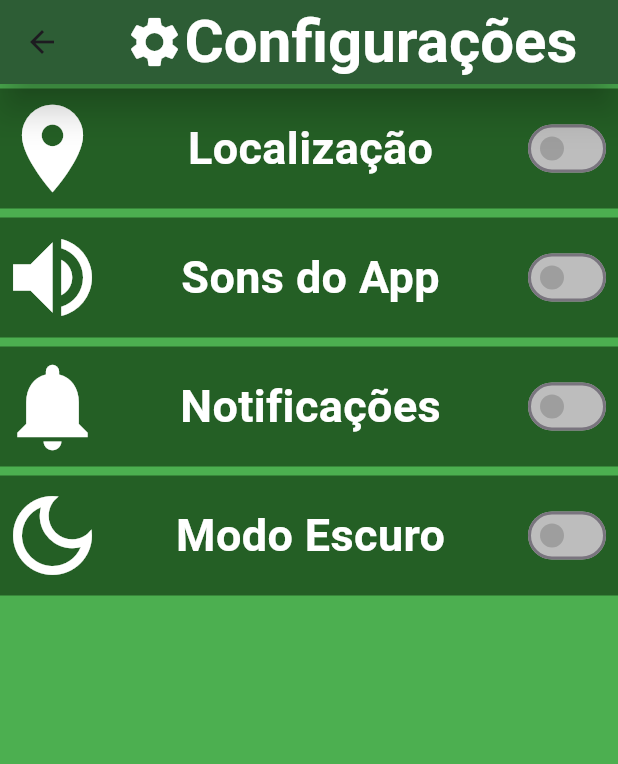
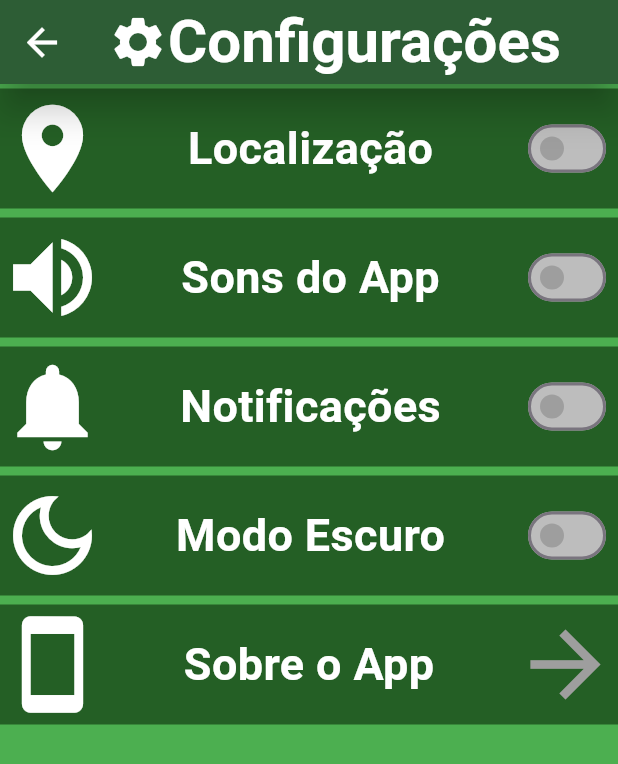
Before and after one commit to Eduardo-Resende/Coleta-Certa, a Flutter app: the screen it shows after launch, after a tap on the "account circle" icon, on a phone screen of 412 x 824 dp. Shown: the top 764 px of the screen. Run offline on Flutter 3.47's test engine with Material 3 defaults, Android fonts, the light colour scheme and no system bars; Roboto replaces fonts that are missing (cursive).

Commit message:
Adicionando classe separada para mudar te tela sem precisar recriar a função e criado tela sobre o app

```diff
--- a/lib/screens/config_screen.dart
+++ b/lib/screens/config_screen.dart
@@ -1,4 +1,7 @@
+import 'package:coleta_certa/screens/about_the_app_screen.dart';
 import 'package:coleta_certa/ui/config_item.dart';
+import 'package:coleta_certa/ui/config_navegator.dart';
+import 'package:coleta_certa/ui/navigate_screen.dart';
 import 'package:flutter/material.dart';
 
 class ConfigScreen extends StatelessWidget {
@@ -6,13 +9,18 @@ class ConfigScreen extends StatelessWidget {
 
   @override
   Widget build(BuildContext context) {
+    final NavigateScreen navigateScreen = NavigateScreen();
     return Scaffold(
       appBar: AppBar(
         backgroundColor: const Color.fromARGB(255, 36, 95, 37),
         shadowColor: Colors.black,
         elevation: 10,
+        leading: IconButton(
+          icon: Icon(Icons.arrow_back, color: Colors.white, size: 30),
+          onPressed: () => Navigator.pop(context),
+        ),
+        centerTitle: true,
         title: Row(
-          mainAxisAlignment: MainAxisAlignment.center,
           children: [
             Icon(Icons.settings, color: Colors.white, size: 40),
             Text(
@@ -34,10 +42,19 @@ class ConfigScreen extends StatelessWidget {
             ConfigItem(icon: Icons.location_on, text: 'Localização'),
             ConfigItem(icon: Icons.volume_up, text: 'Sons do App'),
             ConfigItem(icon: Icons.notifications, text: 'Notificações'),
-            ConfigItem(icon: Icons.dark_mode_outlined, text: "Modo Escuro")
+            ConfigItem(icon: Icons.dark_mode_outlined, text: "Modo Escuro"),
+            ConfigNavegator(
+              icon: Icons.smartphone,
+              text: "Sobre o App",
+              onTap: () => navigateScreen.changeScreen(context, AboutTheAppScreen()),
+            ),
           ],
         ),
       ),
     );
   }
+
+  changeScreen(BuildContext context, Widget screen) {
+    Navigator.push(context, MaterialPageRoute(builder: (_) => screen));
+  }
 }
--- a/lib/screens/main_screen.dart
+++ b/lib/screens/main_screen.dart
@@ -1,4 +1,5 @@
 import 'package:coleta_certa/screens/config_screen.dart';
+import 'package:coleta_certa/ui/navigate_screen.dart';
 import 'package:flutter/material.dart';
 
 class MainScreen extends StatefulWidget {
@@ -11,6 +12,7 @@ class MainScreen extends StatefulWidget {
 class _MainScreenState extends State<MainScreen> {
   @override
   Widget build(BuildContext context) {
+    final NavigateScreen navigateScreen = NavigateScreen();
     return Scaffold(
       appBar: AppBar(
         backgroundColor: Colors.white,
@@ -41,7 +43,7 @@ class _MainScreenState extends State<MainScreen> {
             IconButton(
               padding: EdgeInsets.zero,
               constraints: BoxConstraints(),
-              onPressed: () => changeScreen(1),
+              onPressed: () => navigateScreen.changeScreen(context, ConfigScreen()),
               icon: Icon(Icons.account_circle, color: Colors.green, size: 50),
             ),
           ],
@@ -116,15 +118,4 @@ class _MainScreenState extends State<MainScreen> {
       ),
     );
   }
-
-  changeScreen(int n){
-    switch (n) {
-      case 1:
-        Navigator.push(context, MaterialPageRoute(builder: (_) => ConfigScreen()));
-      break;
-      default:
-    }
-
-  }
-
 }
--- /dev/null
+++ b/lib/ui/config_navegator.dart
@@ -0,0 +1,46 @@
+import 'package:flutter/material.dart';
+
+class ConfigNavegator extends StatelessWidget {
+  final IconData icon;
+  final String text;
+  final VoidCallback onTap;
+
+  const ConfigNavegator({
+    super.key,
+    required this.onTap,
+    required this.icon,
+    required this.text,
+  });
+
+  @override
+  Widget build(BuildContext context) {
+    return Padding(
+      padding: const EdgeInsets.symmetric(vertical: 3.0),
+        child: InkWell(
+          onTap: onTap,
+          child: Container(
+            color: const Color.fromARGB(255, 36, 95, 37),
+            height: 80,
+            child: Row(
+              children: [
+                Icon(icon, color: Colors.white, size: 70),
+                Expanded(
+                  child: Center(
+                    child: Text(
+                      text,
+                      style: TextStyle(
+                        color: Colors.white,
+                        fontSize: 30,
+                        fontWeight: FontWeight.bold,
+                      ),
+                    ),
+                  ),
+                ),
+                Icon(Icons.arrow_forward, color: Colors.grey, size: 70),
+              ],
+            ),
+          ),
+        ),
+    );
+  }
+}
--- /dev/null
+++ b/lib/ui/navigate_screen.dart
@@ -0,0 +1,7 @@
+import 'package:flutter/material.dart';
+
+class NavigateScreen {
+  void changeScreen(BuildContext context, Widget screen){
+    Navigator.push(context, MaterialPageRoute(builder: (_) => screen));
+  }
+}
```
Also changed, not shown: lib/screens/about_the_app_screen.dart (added, +30 -0 lines), lib/ui/config_item.dart (+8 -1 lines).
